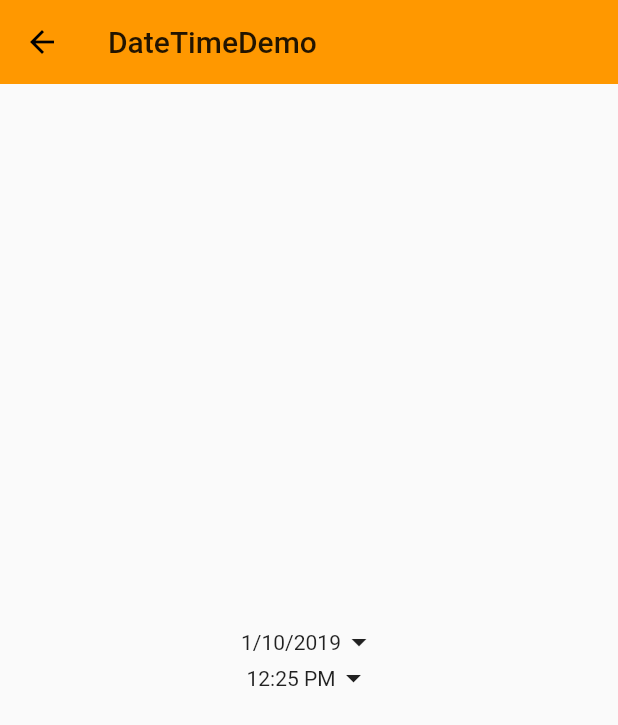
After one commit to zbwbb/flutter_vedio, a Flutter app: the DateTimeDemo screen opened directly, on a phone screen of 412 x 824 dp. The commit adds this screen. Shown: the top 725 px of the screen. Run offline on Flutter 3.47's test engine with Material 2 defaults, Android fonts, the phone set to English and light mode, and no system bars.

Commit message:
date time

```diff
--- /dev/null
+++ b/flutter_vedio_first/lib/demo/DateTime_demo.dart
@@ -0,0 +1,99 @@
+import 'package:flutter/material.dart';
+import 'package:intl/intl.dart';
+import 'dart:async';
+
+
+
+class DateTimeDemo extends StatefulWidget {
+  @override
+  _DateTimeDemoState createState() => _DateTimeDemoState();
+}
+
+class _DateTimeDemoState extends State<DateTimeDemo> {
+
+  // 获取当前日期 和 时间
+   DateTime _selectedDate = DateTime.now();
+   TimeOfDay _selectedTime = TimeOfDay(hour: 12,minute: 25,);
+
+  // 选取日期的方法
+  // 标记方法为异步
+  _selectDate()async{
+    // 弹出日期选择器
+    // 定义变量接收返回值
+    // 使用 await ：等待结果返回 再赋值
+    final DateTime date = await showDatePicker(
+      initialDate: _selectedDate,
+      firstDate: DateTime(2000),
+      lastDate: DateTime(2030),
+      context: context,
+
+    );
+    if (date == null) {
+      return;
+    }
+    // 把返回的结果赋值给当前的日期
+    setState(() {
+          _selectedDate = date;
+        });
+  }
+
+
+  // 选取时间的方法
+  // 标记方法为异步
+  _selectTime()async{
+    final TimeOfDay time = await showTimePicker(
+      initialTime: _selectedTime,
+      context: context,
+
+    );
+    if (time == null) {
+      return;
+    }
+    setState(() {
+          _selectedTime = time;
+        });
+  }
+
+  @override
+  Widget build(BuildContext context) {
+    return Scaffold(
+      appBar: AppBar(
+        title: Text('DateTimeDemo'),
+        elevation: 0.0,
+      ),
+      body: Container(
+        padding: EdgeInsets.all(10.0),
+        child: Column(
+          mainAxisAlignment: MainAxisAlignment.center,
+          children: <Widget>[
+            // 创建一个国际化部件 日期
+            InkWell(
+              onTap: _selectDate,
+              child: Row(
+                mainAxisAlignment: MainAxisAlignment.center,
+                children: <Widget>[
+                  // 日期需要格式化 DateForMat
+                  Text(DateFormat.yMd().format(_selectedDate)),
+                  Icon(Icons.arrow_drop_down),
+                ],
+              ),
+            ),
+            // 创建一个国际化部件 时间
+            InkWell(
+              onTap: _selectTime,
+              child: Row(
+                mainAxisAlignment: MainAxisAlignment.center,
+                children: <Widget>[
+                  //
+                  Text(_selectedTime.format(context)),
+                  Icon(Icons.arrow_drop_down),
+                ],
+              ),
+            ),
+
+          ],
+        ),
+      ),
+    );
+  }
+}
--- a/flutter_vedio_first/pubspec.yaml
+++ b/flutter_vedio_first/pubspec.yaml
@@ -15,6 +15,7 @@ environment:
 dependencies:
   flutter:
     sdk: flutter
+  intl: ^0.15.7
 
   # The following adds the Cupertino Icons font to your application.
   # Use with the CupertinoIcons class for iOS style icons.
```
Also changed, not shown: flutter_vedio_first/lib/demo/material_components.dart (+16 -0 lines), flutter_vedio_first/lib/demo/popUpMemuButton_Demo.dart (added, +72 -0 lines), flutter_vedio_first/lib/demo/slider_demo.dart (added, +65 -0 lines).
